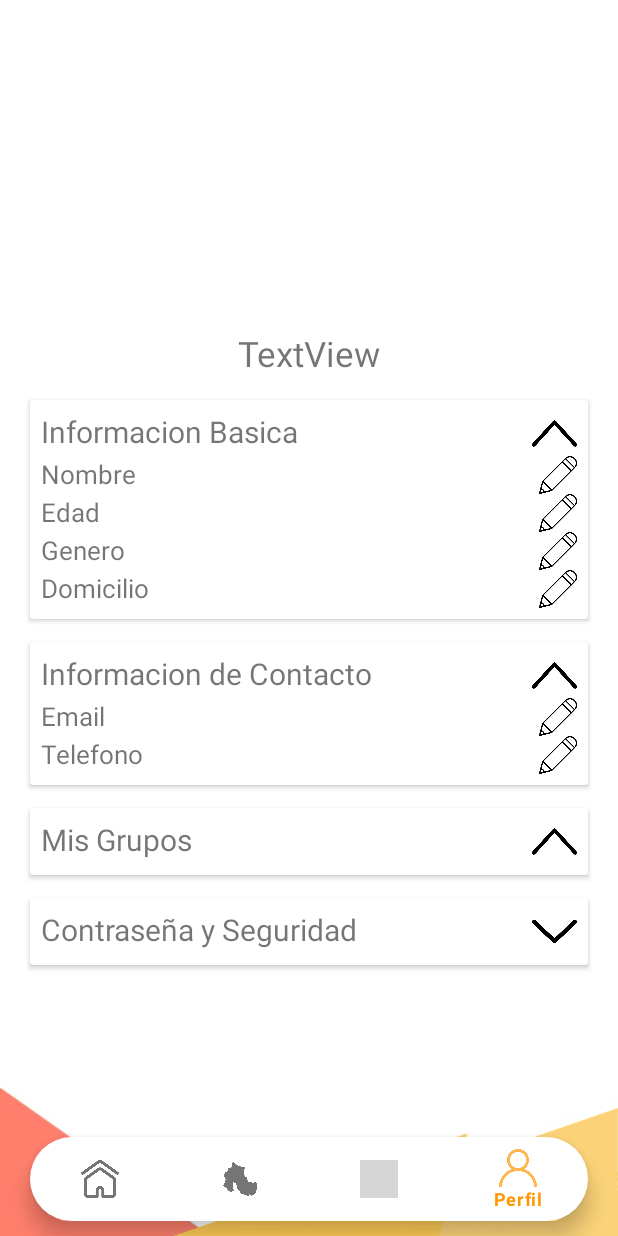
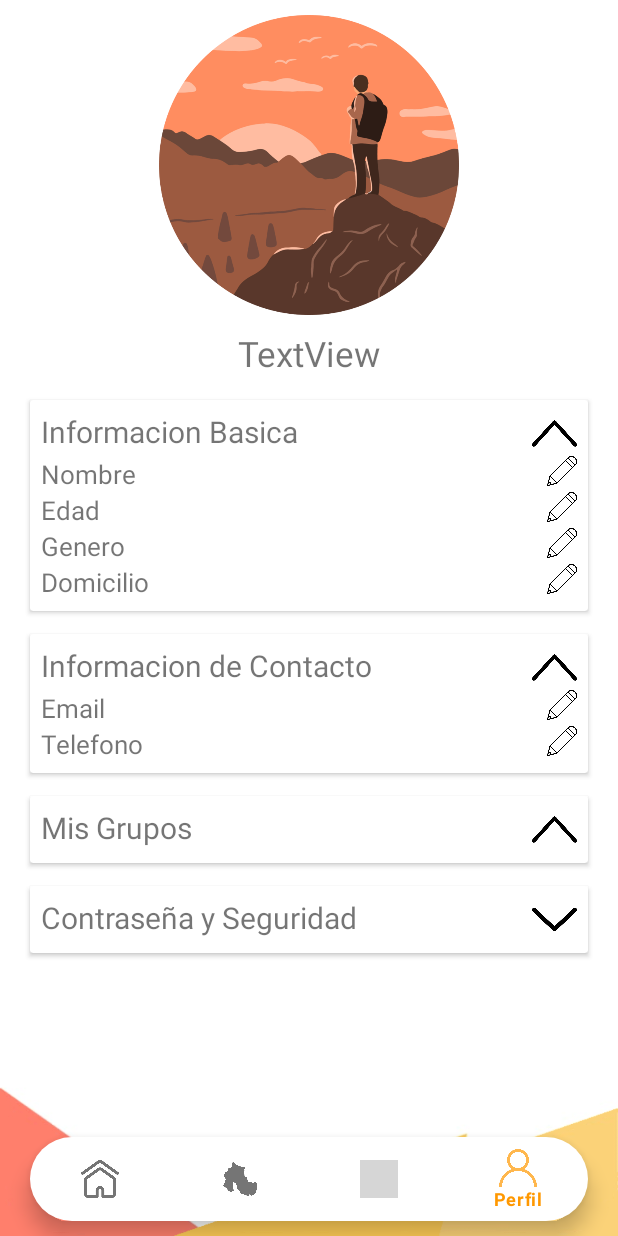
Before and after one commit to nataliarestrada/Turismo, an Android app: the InicioFragment screen opened directly, with no data from a screen before it, item 4 of the bottom bar chosen, on a phone screen of 412 x 824 dp. Run offline under Robolectric (Android 15) with nearby library versions, the light colour scheme and no system bars; our stand-ins replace Firebase (no records; nobody signed in at launch, a user with empty details on screens opened directly); 11 statements that could not run were skipped; grey boxes are pictures that could not be loaded.

Commit message:
pantalla perfil

```diff
--- a/app/src/main/java/com/example/turismo/fragmentos/perfil/PerfilFragment.java
+++ b/app/src/main/java/com/example/turismo/fragmentos/perfil/PerfilFragment.java
@@ -1,30 +1,96 @@
 package com.example.turismo.fragmentos.perfil;
 
+import android.graphics.drawable.Drawable;
 import android.os.Bundle;
 
+import androidx.annotation.NonNull;
 import androidx.fragment.app.Fragment;
 
 import android.view.LayoutInflater;
 import android.view.View;
 import android.view.ViewGroup;
+import android.widget.ImageButton;
+import android.widget.ImageView;
+import android.widget.TextView;
 
+import com.example.turismo.Integrantes;
 import com.example.turismo.R;
+import com.example.turismo.Usuario;
+import com.google.firebase.database.DataSnapshot;
+import com.google.firebase.database.DatabaseError;
+import com.google.firebase.database.DatabaseReference;
+import com.google.firebase.database.FirebaseDatabase;
+import com.google.firebase.database.ValueEventListener;
 
 public class PerfilFragment extends Fragment {
 
     private String idusuario;
+    View vista;
+    ImageButton bt1, bt2, bt3;
+    ImageView imagen;
+    TextView alias,nombre,edad,genero,domicilio,email,telefono;
+
+    FirebaseDatabase firebaseDatabase;
+    DatabaseReference databaseReference;
 
     public PerfilFragment(String idusuario) {
         this.idusuario=idusuario;
-        // Required empty public constructor
-
     }
 
     @Override
     public View onCreateView(LayoutInflater inflater, ViewGroup container,
                              Bundle savedInstanceState) {
         // Inflate the layout for this fragment
-        return inflater.inflate(R.layout.fragment_perfil, container, false);
+        vista = inflater.inflate(R.layout.fragment_perfil, container, false);
+
+        bt1 = (ImageButton) vista.findViewById(R.id.imageButton1);
+        bt2 = (ImageButton) vista.findViewById(R.id.imageButton2);
+        bt3 = (ImageButton) vista.findViewById(R.id.imageButton3);
+        imagen= (ImageView) vista.findViewById(R.id.image);
+        alias = (TextView) vista.findViewById(R.id.tv_alias_usuario);
+        nombre = (TextView) vista.findViewById(R.id.tv_nombre_usuario);
+        edad = (TextView) vista.findViewById(R.id.tv_edad_usuario);
+        genero = (TextView) vista.findViewById(R.id.tv_genero_usuario);
+        domicilio = (TextView) vista.findViewById(R.id.tv_domicilio_usuario);
+        email = (TextView) vista.findViewById(R.id.tv_email_usuario);
+        telefono = (TextView) vista.findViewById(R.id.tv_telefono_usuario);
+
+        //inicializarFirebase();
+        firebaseDatabase = FirebaseDatabase.getInstance();
+        databaseReference = firebaseDatabase.getReference();
+
+        databaseReference.child("Usuario").child(idusuario).addValueEventListener(new ValueEventListener() {
+            @Override
+            public void onDataChange(@NonNull DataSnapshot snapshot) {
+                snapshot.getChildren();
+                Usuario u = snapshot.getValue(Usuario.class);
+                System.out.println(u.getGenero());
+
+                if (u.getGenero().equals("Masculino")){
+                    System.out.println("AAAAAAAAAAAAAAAAAAAAAAAAAAA");
+                    imagen.setBackground(getResources().getDrawable(R.drawable.perfil2));
+                }else{
+                    System.out.println("BBBBBBBBBBBBBBBBBBBBB");
+                    imagen.setBackground(getResources().getDrawable(R.drawable.perfil2));
+                }
+                alias.setText(u.getAlias());
+                nombre.setText("Nombre: "+u.getNombre());
+                edad.setText("Edad: "+u.getEdad());
+                genero.setText("Genero: "+u.getGenero());
+                domicilio.setText("Domicilio: "+u.getOrigen());
+                email.setText("Email: "+u.getEmail());
+                telefono.setText("Telefono: "+u.getTelefono());
+
+
+
+            }
+            @Override
+            public void onCancelled(@NonNull DatabaseError error) {
+
+            }
+        });
+
+        return vista;
     }
 }
 
--- a/app/src/main/res/layout/fragment_perfil.xml
+++ b/app/src/main/res/layout/fragment_perfil.xml
@@ -37,14 +37,16 @@
                     android:orientation="vertical">
 
                     <ImageView
-                        android:id="@+id/imageView6"
+                        android:id="@+id/image"
                         android:layout_width="200dp"
                         android:layout_height="200dp"
                         android:layout_marginBottom="10dp"
-                        tools:src="@drawable/perfil1" />
+                        android:background="@drawable/perfil1" >
+
+                    </ImageView>
 
                     <TextView
-                        android:id="@+id/textView37"
+                        android:id="@+id/tv_alias_usuario"
                         android:layout_width="match_parent"
                         android:layout_height="wrap_content"
                         android:gravity="center"
@@ -81,7 +83,7 @@
                                 android:textSize="20dp" />
 
                             <ImageButton
-                                android:id="@+id/imageButton"
+                                android:id="@+id/imageButton1"
                                 android:layout_width="30dp"
                                 android:layout_height="30dp"
                                 android:layout_weight="0"
@@ -94,7 +96,7 @@
                             android:orientation="horizontal">
 
                             <TextView
-                                android:id="@+id/textView35"
+                                android:id="@+id/tv_nombre_usuario"
                                 android:layout_width="match_parent"
                                 android:layout_height="wrap_content"
                                 android:layout_weight="1"
@@ -102,9 +104,9 @@
                                 android:textSize="17dp" />
 
                             <ImageButton
-                                android:id="@+id/imageButton2"
-                                android:layout_width="25dp"
-                                android:layout_height="25dp"
+                                android:id="@+id/imageButton8"
+                                android:layout_width="20dp"
+                                android:layout_height="20dp"
                                 android:layout_weight="0"
                                 android:background="@drawable/ic_modificar" />
                         </LinearLayout>
@@ -115,7 +117,7 @@
                             android:orientation="horizontal">
 
                             <TextView
-                                android:id="@+id/textView36"
+                                android:id="@+id/tv_edad_usuario"
                                 android:layout_width="match_parent"
                                 android:layout_height="wrap_content"
                                 android:layout_weight="1"
@@ -123,9 +125,9 @@
                                 android:textSize="17dp" />
 
                             <ImageButton
-                                android:id="@+id/imageButton3"
-                                android:layout_width="25dp"
-                                android:layout_height="25dp"
+                                android:id="@+id/imageButton11"
+                                android:layout_width="20dp"
+                                android:layout_height="20dp"
                                 android:layout_weight="0"
                                 android:background="@drawable/ic_modificar" />
                         </LinearLayout>
@@ -136,7 +138,7 @@
                             android:orientation="horizontal">
 
                             <TextView
-                                android:id="@+id/textView39"
+                                android:id="@+id/tv_genero_usuario"
                                 android:layout_width="match_parent"
                                 android:layout_height="wrap_content"
                                 android:layout_weight="1"
@@ -145,8 +147,8 @@
 
                             <ImageButton
                                 android:id="@+id/imageButton4"
-                                android:layout_width="25dp"
-                                android:layout_height="25dp"
+                                android:layout_width="20dp"
+                                android:layout_height="20dp"
                                 android:layout_weight="0"
                                 android:background="@drawable/ic_modificar" />
                         </LinearLayout>
@@ -157,7 +159,7 @@
                             android:orientation="horizontal">
 
                             <TextView
-                                android:id="@+id/textView43"
+                                android:id="@+id/tv_domicilio_usuario"
                                 android:layout_width="match_parent"
                                 android:layout_height="wrap_content"
                                 android:layout_weight="1"
@@ -166,8 +168,8 @@
 
                             <ImageButton
                                 android:id="@+id/imageButton5"
-                                android:layout_width="25dp"
-                                android:layout_height="25dp"
+                                android:layout_width="20dp"
+                                android:layout_height="20dp"
                                 android:layout_weight="0"
                                 android:background="@drawable/ic_modificar" />
                         </LinearLayout>
@@ -202,7 +204,7 @@
                                 android:textSize="20dp" />
 
                             <ImageButton
-                                android:id="@+id/imageButton8"
+                                android:id="@+id/imageButton2"
                                 android:layout_width="30dp"
                                 android:layout_height="30dp"
                                 android:layout_weight="0"
@@ -215,7 +217,7 @@
                             android:orientation="horizontal">
 
                             <TextView
-                                android:id="@+id/textView47"
+                                android:id="@+id/tv_email_usuario"
                                 android:layout_width="match_parent"
                                 android:layout_height="wrap_content"
                                 android:layout_weight="1"
@@ -224,8 +226,8 @@
 
                             <ImageButton
                                 android:id="@+id/imageButton9"
-                                android:layout_width="25dp"
-                                android:layout_height="25dp"
+                                android:layout_width="20dp"
+                                android:layout_height="20dp"
                                 android:layout_weight="0"
                                 android:background="@drawable/ic_modificar" />
                         </LinearLayout>
@@ -236,7 +238,7 @@
                             android:orientation="horizontal">
 
                             <TextView
-                                android:id="@+id/textView48"
+                                android:id="@+id/tv_telefono_usuario"
                                 android:layout_width="match_parent"
                                 android:layout_height="wrap_content"
                                 android:layout_weight="1"
@@ -245,8 +247,8 @@
 
                             <ImageButton
                                 android:id="@+id/imageButton10"
-                                android:layout_width="25dp"
-                                android:layout_height="25dp"
+                                android:layout_width="20dp"
+                                android:layout_height="20dp"
                                 android:layout_weight="0"
                                 android:background="@drawable/ic_modificar" />
                         </LinearLayout>
@@ -280,7 +282,7 @@
                                 android:textSize="20dp" />
 
                             <ImageButton
-                                android:id="@+id/imageButton11"
+                                android:id="@+id/imageButton3"
                                 android:layout_width="30dp"
                                 android:layout_height="30dp"
                                 android:layout_weight="0"
@@ -321,7 +323,7 @@
                                 android:textSize="20dp" />
 
                             <ImageButton
-                                android:id="@+id/imageButton1"
+                                android:id="@+id/imageButton"
                                 android:layout_width="30dp"
                                 android:layout_height="30dp"
                                 android:layout_weight="0"
```
Also changed, not shown: app/src/main/java/com/example/turismo/Usuario.java (+7 -24 lines).
